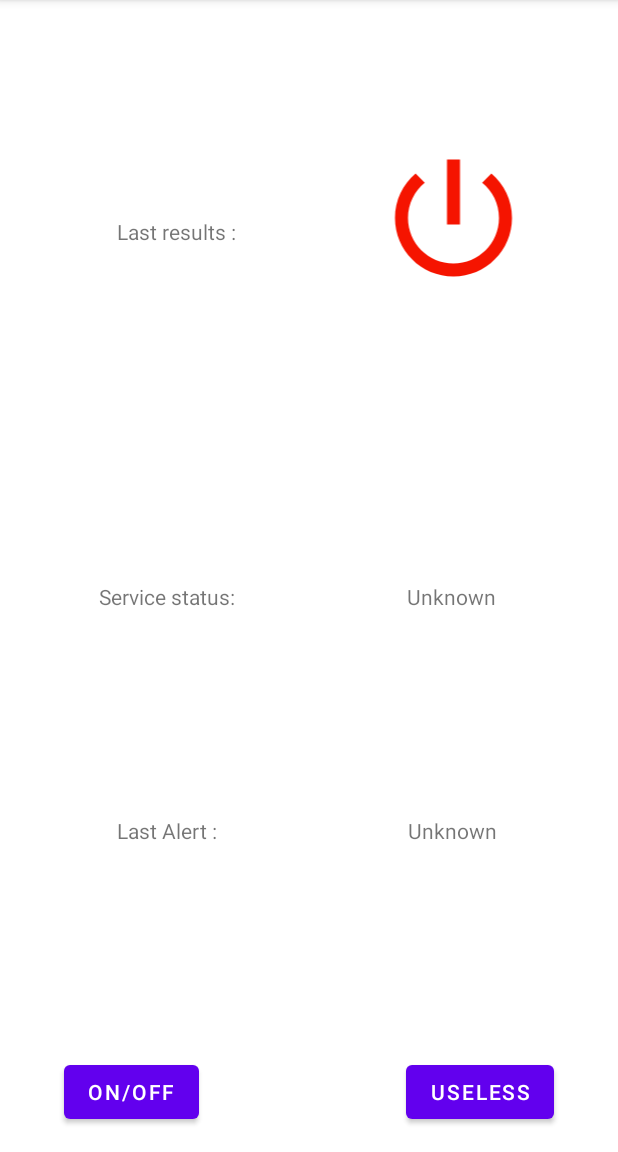
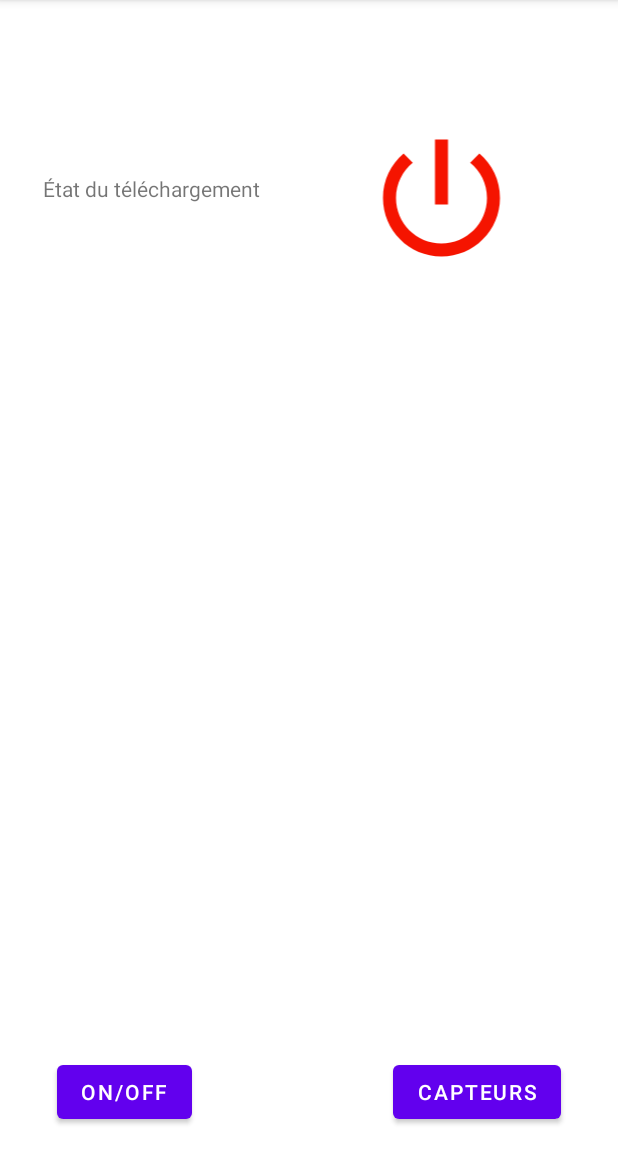
Before and after one commit to Knackie/android, an Android app: the screen it shows after launch (MainActivity), on a phone screen of 412 x 824 dp, the part 84-1236 px from its top. Run offline under Robolectric (Android 15) with nearby library versions, the phone set to English and light mode, and no system bars.

Commit message:
more beautiful homepage

```diff
--- a/app/src/main/res/layout/content_main.xml
+++ b/app/src/main/res/layout/content_main.xml
@@ -22,10 +22,10 @@
 
     <CheckBox
         android:id="@+id/startAtBoot"
-        android:layout_width="114dp"
-        android:layout_height="49dp"
+        android:layout_width="192dp"
+        android:layout_height="48dp"
         android:layout_marginBottom="104dp"
-        android:text="Start at boot"
+        android:text="Lancer au démarrage"
         app:layout_constraintBottom_toBottomOf="@+id/nav_host_fragment"
         app:layout_constraintEnd_toStartOf="@+id/nav_host_fragment"
         app:layout_constraintStart_toEndOf="@+id/nav_host_fragment" />
--- a/app/src/main/res/layout/fragment_first.xml
+++ b/app/src/main/res/layout/fragment_first.xml
@@ -10,79 +10,22 @@
 
     <TextView
         android:id="@+id/TV1"
-        android:layout_width="151dp"
-        android:layout_height="60dp"
-        android:layout_marginStart="24dp"
-        android:text="@string/last_results"
+        android:layout_width="150dp"
+        android:layout_height="24dp"
+        android:layout_marginTop="44dp"
+        android:text="@string/tat_du_t_l_chargement"
         android:textAlignment="center"
-        app:layout_constraintBottom_toTopOf="@+id/TV3"
         app:layout_constraintEnd_toStartOf="@+id/TV2"
         app:layout_constraintHorizontal_bias="0.0"
         app:layout_constraintStart_toStartOf="parent"
-        app:layout_constraintTop_toTopOf="parent"
-        app:layout_constraintVertical_bias="0.283" />
-
-    <TextView
-        android:id="@+id/TV6"
-        android:layout_width="0dp"
-        android:layout_height="60dp"
-        android:layout_marginStart="14dp"
-        android:layout_marginEnd="24dp"
-        android:layout_marginBottom="100dp"
-        android:text="@string/Unknown"
-        android:textAlignment="center"
-        app:layout_constraintBottom_toTopOf="@+id/viewMoteButton"
-        app:layout_constraintEnd_toEndOf="parent"
-        app:layout_constraintHorizontal_bias="0.5"
-        app:layout_constraintStart_toEndOf="@+id/TV5" />
-
-    <TextView
-        android:id="@+id/TV5"
-        android:layout_width="0dp"
-        android:layout_height="60dp"
-        android:layout_marginStart="24dp"
-        android:layout_marginEnd="4dp"
-        android:layout_marginBottom="100dp"
-        android:text="@string/last_alert"
-        android:textAlignment="center"
-        app:layout_constraintBottom_toTopOf="@+id/toggle"
-        app:layout_constraintEnd_toStartOf="@+id/TV6"
-        app:layout_constraintHorizontal_bias="0.5"
-        app:layout_constraintStart_toStartOf="parent" />
-
-    <TextView
-        android:id="@+id/TV3"
-        android:layout_width="0dp"
-        android:layout_height="60dp"
-        android:layout_marginStart="24dp"
-        android:layout_marginEnd="14dp"
-        android:layout_marginBottom="96dp"
-        android:text="@string/service_status"
-        android:textAlignment="center"
-        app:layout_constraintBottom_toTopOf="@+id/TV5"
-        app:layout_constraintEnd_toStartOf="@+id/TV4"
-        app:layout_constraintHorizontal_bias="0.52"
-        app:layout_constraintStart_toStartOf="parent" />
-
-    <TextView
-        android:id="@+id/TV4"
-        android:layout_width="0dp"
-        android:layout_height="60dp"
-        android:layout_marginEnd="24dp"
-        android:layout_marginBottom="96dp"
-        android:text="@string/Unknown"
-        android:textAlignment="center"
-        app:layout_constraintBottom_toTopOf="@+id/TV6"
-        app:layout_constraintEnd_toEndOf="parent"
-        app:layout_constraintHorizontal_bias="0.5"
-        app:layout_constraintStart_toEndOf="@+id/TV3" />
+        app:layout_constraintTop_toTopOf="parent" />
 
     <Button
         android:id="@+id/toggle"
         android:layout_width="wrap_content"
         android:layout_height="wrap_content"
         android:layout_marginBottom="16dp"
-        android:text="On/Off"
+        android:text="@string/on_off"
         app:layout_constraintBottom_toBottomOf="parent"
         app:layout_constraintEnd_toStartOf="@+id/viewMoteButton"
         app:layout_constraintHorizontal_bias="0.5"
@@ -94,7 +37,7 @@
         android:layout_height="wrap_content"
         android:layout_marginStart="96dp"
         android:layout_marginBottom="16dp"
-        android:text="Useless"
+        android:text="@string/capteurs"
         app:layout_constraintBottom_toBottomOf="parent"
         app:layout_constraintEnd_toEndOf="parent"
         app:layout_constraintHorizontal_bias="0.5"
@@ -104,12 +47,11 @@
         android:id="@+id/TV2"
         android:layout_width="183dp"
         android:layout_height="104dp"
+        android:layout_marginTop="8dp"
         android:contentDescription="@string/power_description"
         android:src="@drawable/power_off"
-        app:layout_constraintBottom_toTopOf="@+id/TV4"
         app:layout_constraintEnd_toEndOf="parent"
         app:layout_constraintHorizontal_bias="0.5"
         app:layout_constraintStart_toEndOf="@+id/TV1"
-        app:layout_constraintTop_toTopOf="parent"
-        app:layout_constraintVertical_bias="0.102" />
+        app:layout_constraintTop_toTopOf="parent" />
 </androidx.constraintlayout.widget.ConstraintLayout>
--- a/app/src/main/res/values/strings.xml
+++ b/app/src/main/res/values/strings.xml
@@ -49,4 +49,8 @@
     <string name="pp_email_begin_weekend">Hour where notification mechanism send email</string>
     <string name="pp_email_end_desc_weekend">Hour where notification mechanism stop send email</string>
     <string name="pp_email_end_weekend">Hour where notification mechanism stop send email</string>
+    <string name="état" />
+    <string name="on_off">On/Off</string>
+    <string name="capteurs">Capteurs</string>
+    <string name="tat_du_t_l_chargement">État du téléchargement</string>
 </resources>
--- a/build.gradle
+++ b/build.gradle
@@ -5,7 +5,7 @@ buildscript {
         jcenter()
     }
     dependencies {
-        classpath 'com.android.tools.build:gradle:4.0.0'
+        classpath 'com.android.tools.build:gradle:4.1.1'
 
         // NOTE: Do not place your application dependencies here; they belong
         // in the individual module build.gradle files
```
Also changed, not shown: 6 other files.
